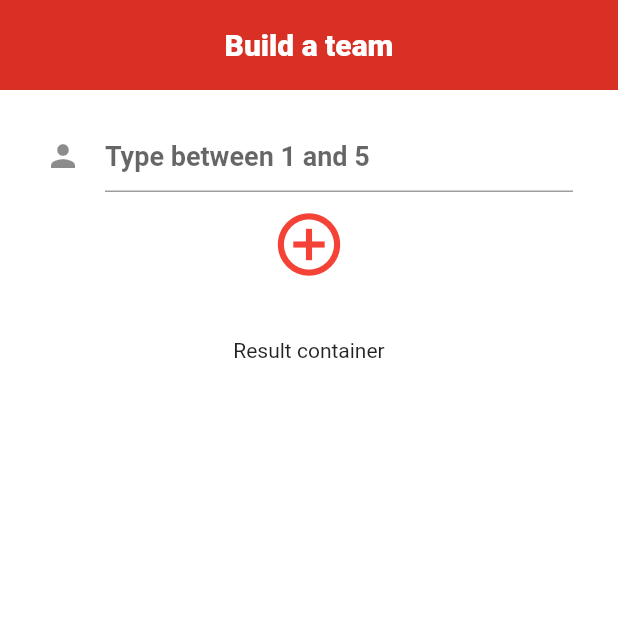
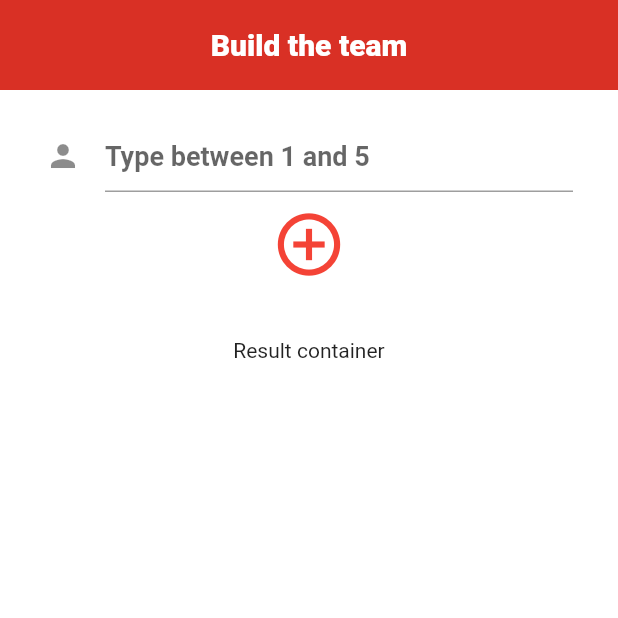
Before and after one commit to edouarddurandviel/flutter-app-team-list, a Flutter app: the screen it shows after launch, on a phone screen of 412 x 824 dp, the top half of it. Run offline on Flutter 3.47's test engine with Material 2 defaults, Android fonts, the phone set to English and light mode, and no system bars; our stand-ins replace dio, fluro, sqflite; accounts and stored records are empty; Roboto replaces fonts that are missing (Poppins); statements that could not run were skipped.

```diff
--- a/myapp/lib/home/Home.dart
+++ b/myapp/lib/home/Home.dart
@@ -26,7 +26,7 @@ class _HomePageBodyState extends State<HomePageBody> {
   Widget build(BuildContext context) {
     return new Column(
       children: <Widget>[
-        new GradientAppBar("Build a team"),
+        new GradientAppBar("Build the team"),
         new SearchForm()
       ],
     );
```
